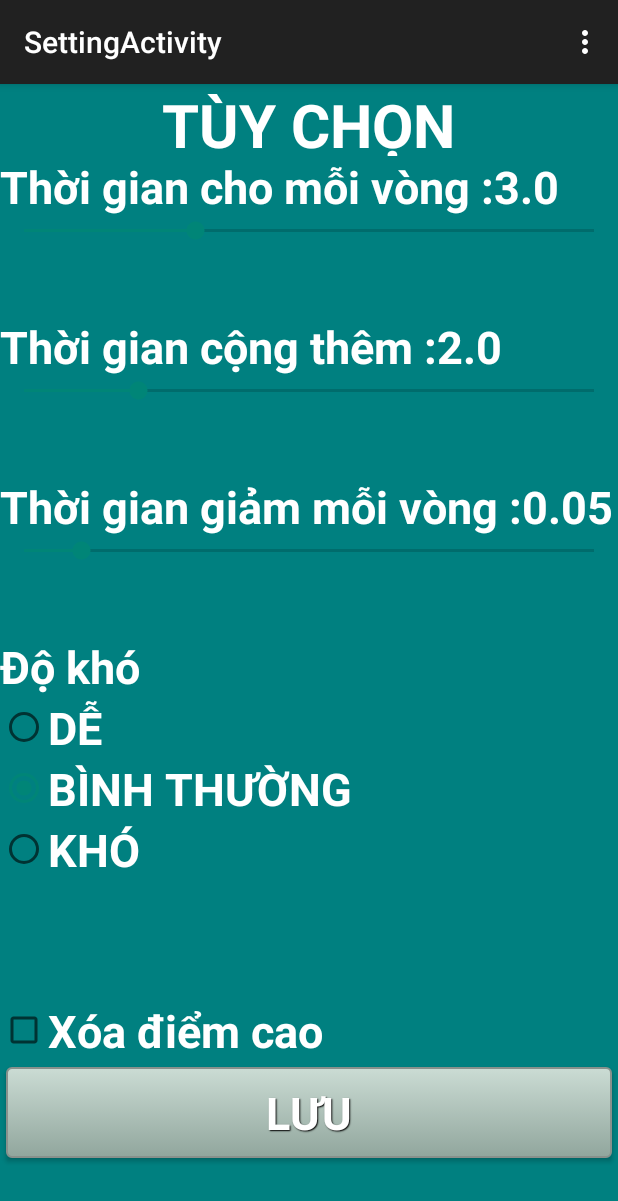
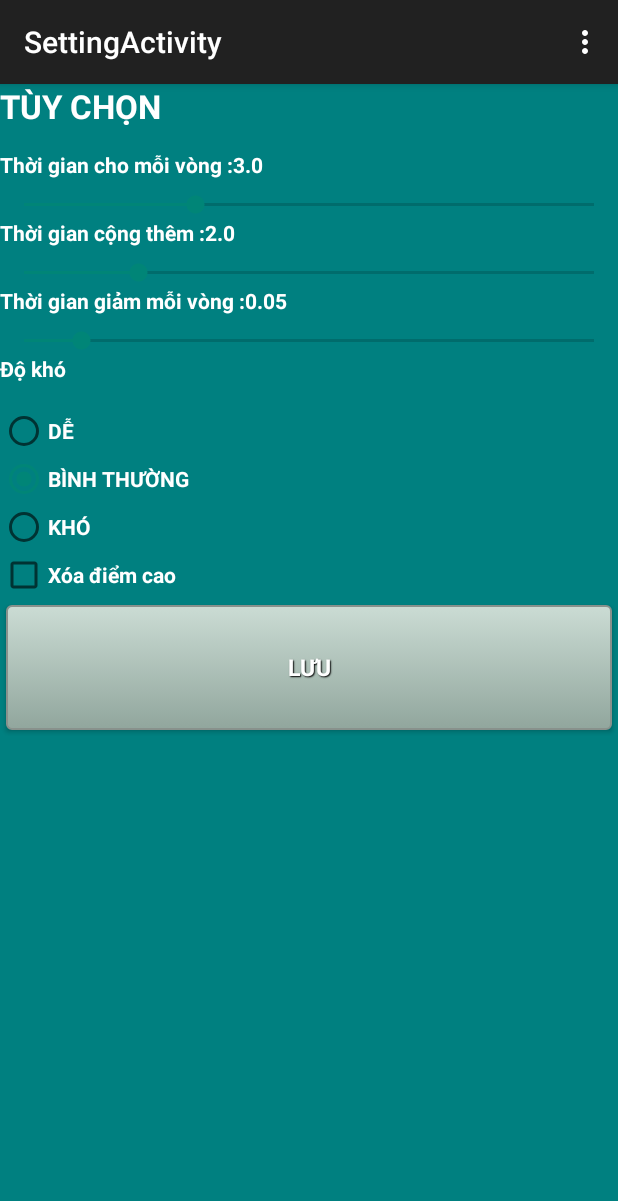
Before and after one commit to pgyami/App_for_assignment, an Android app: the SettingActivity screen opened directly, with no data from a screen before it, on a phone screen of 412 x 824 dp. Shown: the top 1201 px of the screen. Run offline under Robolectric (Android 15) with nearby library versions, the phone set to English and light mode, and no system bars.

Commit message:
Revert "update layout"
This reverts commit c6bc5ba0e45bfa65daca1cc45d9a43e03353c675.

```diff
--- a/app/src/main/res/layout/activity_setting.xml
+++ b/app/src/main/res/layout/activity_setting.xml
@@ -6,34 +6,23 @@
     <LinearLayout
         android:orientation="vertical"
         android:layout_width="match_parent"
-        android:layout_height="fill_parent"
-        android:weightSum="100">
+        android:layout_height="wrap_content">
 
         <TextView
-            android:layout_width="wrap_content"
-            android:layout_height="0dp"
+            android:layout_width="match_parent"
+            android:layout_height="44dp"
             android:textAppearance="?android:attr/textAppearanceLarge"
             android:text="@string/setting_title_text"
             android:id="@+id/setting_title_text"
             android:textColor="#FFFFFF"
-            android:textStyle="bold"
-            android:textSize="40sp"
-            android:layout_weight="15"
-            android:layout_gravity="center_horizontal" />
-
-        <LinearLayout
-            android:orientation="vertical"
-            android:layout_width="fill_parent"
-            android:layout_height="wrap_content"
-            android:layout_weight="15">
+            android:textStyle="bold"/>
 
         <TextView
             android:layout_width="match_parent"
-                android:layout_height="wrap_content"
+            android:layout_height="27dp"
             android:text="@string/time_setting_label"
             android:id="@+id/time_setting_lable"
             android:textColor="#FFFFFF"
-                android:textSize="30sp"
             android:textStyle="bold" />
 
         <SeekBar
@@ -42,23 +31,15 @@
             android:id="@+id/time_seekBar"
             android:max="50"
             android:textColor="#FFFFFF"
-                android:textStyle="bold" />
-        </LinearLayout>
-
-        <LinearLayout
-            android:orientation="vertical"
-            android:layout_width="fill_parent"
-            android:layout_height="wrap_content"
-            android:layout_weight="15">
+            android:textStyle="bold"/>
 
         <TextView
             android:layout_width="match_parent"
-                android:layout_height="wrap_content"
+            android:layout_height="27dp"
             android:text= "@string/adding_time_label"
-                android:textSize="30sp"
             android:id="@+id/extratime_setting_label"
             android:textColor="#FFFFFF"
-                android:textStyle="bold" />
+            android:textStyle="bold"/>
 
         <SeekBar
             android:layout_width="match_parent"
@@ -67,46 +48,30 @@
             android:layout_gravity="center_horizontal"
             android:max="50"
             android:textColor="#FFFFFF"
-                android:textStyle="bold" />
-        </LinearLayout>
-
-        <LinearLayout
-            android:orientation="vertical"
-            android:layout_width="fill_parent"
-            android:layout_height="wrap_content"
-            android:layout_weight="15">
+            android:textStyle="bold"/>
 
         <TextView
             android:layout_width="match_parent"
-                android:layout_height="wrap_content"
+            android:layout_height="27dp"
             android:id="@+id/decrease_time_label"
             android:text="@string/decrease_time_label"
-                android:textSize="30sp"
             android:textColor="#FFFFFF"
-                android:textStyle="bold" />
+            android:textStyle="bold"/>
 
         <SeekBar
             android:layout_width="match_parent"
             android:layout_height="wrap_content"
             android:id="@+id/decrease_time_seekBar"
-                android:max="50" />
-        </LinearLayout>
-
-        <LinearLayout
-            android:orientation="vertical"
-            android:layout_width="fill_parent"
-            android:layout_height="wrap_content"
-            android:layout_weight="25">
+            android:max="50"/>
 
         <TextView
             android:layout_width="match_parent"
-                android:layout_height="wrap_content"
+            android:layout_height="35dp"
             android:text="@string/game_rank_label"
-                android:textSize="30sp"
             android:id="@+id/rank_game_lable"
             android:textColor="#FFFFFF"
-                android:textStyle="bold" />
-
+            android:textStyle="bold"
+             />
         <RadioGroup xmlns:android="http://schemas.android.com/apk/res/android"
             android:layout_width="fill_parent"
             android:layout_height="wrap_content"
@@ -116,7 +81,6 @@
                 android:layout_width="wrap_content"
                 android:layout_height="wrap_content"
                 android:text="@string/easy"
-                    android:textSize="30sp"
                 android:onClick="onRadioButtonClicked"
                 android:id="@+id/easy_radioButton"
                 android:textColor="#FFFFFF"
@@ -127,7 +91,6 @@
                 android:layout_width="wrap_content"
                 android:layout_height="wrap_content"
                 android:text="@string/normal"
-                    android:textSize="30sp"
                 android:onClick="onRadioButtonClicked"
                 android:id="@+id/normal_radioButton"
                 android:textColor="#FFFFFF"
@@ -137,41 +100,31 @@
                 android:layout_width="wrap_content"
                 android:layout_height="wrap_content"
                 android:text="@string/hard"
-                    android:textSize="30sp"
                 android:onClick="onRadioButtonClicked"
                 android:id="@+id/hard_radioButton"
                 android:textColor="#FFFFFF"
                 android:textStyle="bold"/>
         </RadioGroup>
-        </LinearLayout>
-
-        <LinearLayout
-            android:orientation="vertical"
-            android:layout_width="fill_parent"
-            android:layout_height="wrap_content"
-            android:layout_weight="15">
 
         <CheckBox
             android:layout_width="match_parent"
             android:layout_height="wrap_content"
             android:id="@+id/reset_hiscore_checkBox"
             android:text="@string/reset_hiscore_label"
-                android:textSize="30sp"
             android:onClick="resetHiscore"
             android:singleLine="true"
             android:textColor="#FFFFFF"
-                android:textStyle="bold" />
+            android:textStyle="bold"/>
 
         <Button
             android:layout_width="match_parent"
-                android:layout_height="wrap_content"
+            android:layout_height="83dp"
             android:text="@string/save_button"
             android:id="@+id/save_button"
             android:onClick="showMain"
             style="@style/btnStyleMenu"
             android:layout_margin="4dp"
-                android:textSize="30sp" />
-        </LinearLayout>
+             />
 
     </LinearLayout>
 
```
Also changed, not shown: app/src/main/AndroidManifest.xml (+0 -8 lines), app/src/main/java/com/example/kuson/app_for_assignment/GameActivity.java (+13 -29 lines), app/src/main/res/layout/activity_game.xml (+7 -9 lines), app/src/main/res/layout/activity_main.xml (+7 -8 lines), app/src/main/res/layout/activity_result.xml (+21 -32 lines). Lines whose indentation alone changed are shown as unchanged.
